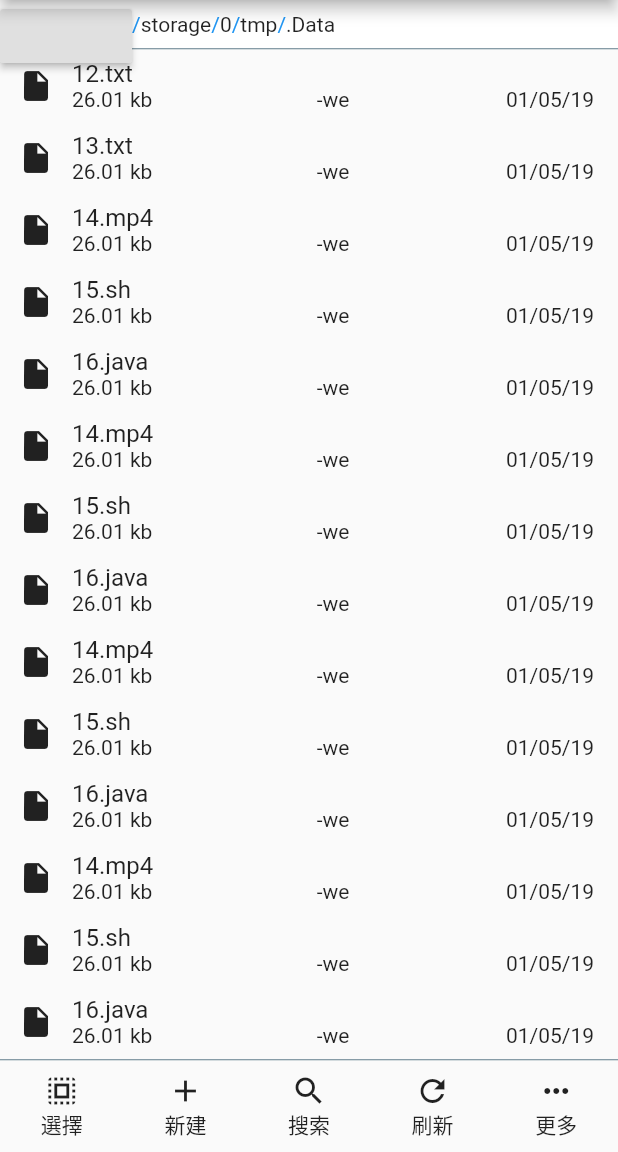
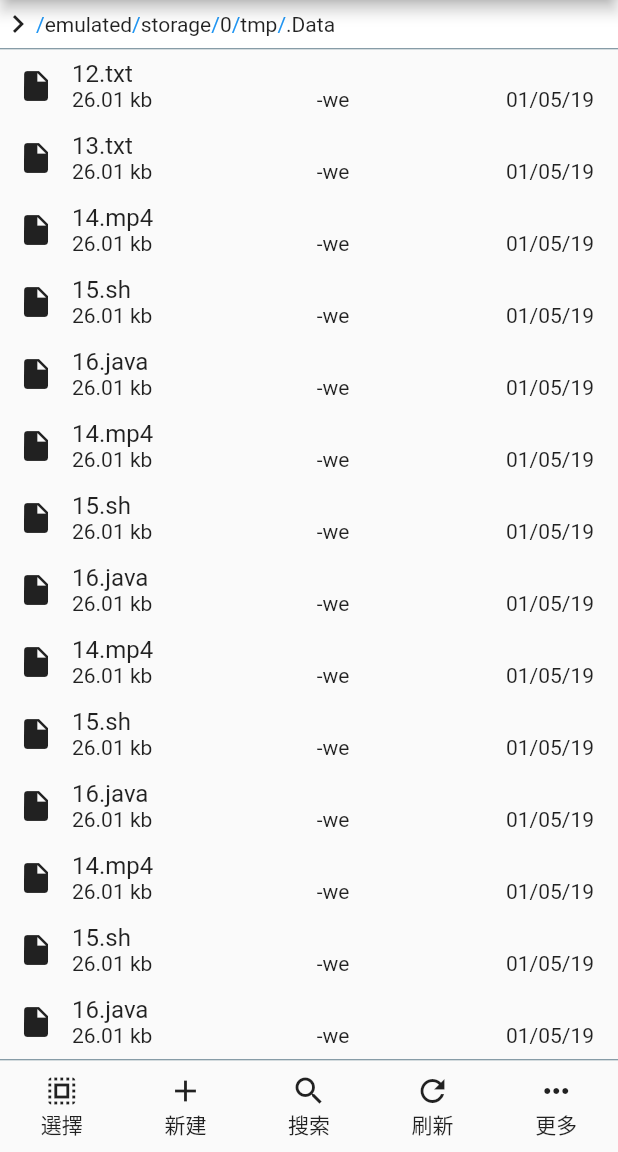
Before and after one commit to CreeperSan/FileManager, a Flutter app: the screen it shows after launch, on a phone screen of 412 x 824 dp, the part 84-1236 px from its top. Run offline on Flutter 3.47's test engine with Material 2 defaults, Android fonts, the light colour scheme and no system bars; our stand-ins replace fluttertoast.

Commit message:
[Update] Coding

```diff
--- a/lib/Widget/Dialog/BaseDialog.dart
+++ b/lib/Widget/Dialog/BaseDialog.dart
@@ -2,4 +2,6 @@ import 'package:flutter/material.dart';
 
 class BaseDialog extends Dialog{
 
+
+
 }
--- a/lib/Widget/Page/Pagers/FilePager.dart
+++ b/lib/Widget/Page/Pagers/FilePager.dart
@@ -1,6 +1,8 @@
 import 'package:flutter/material.dart';
 import 'package:file_manager/Collection/StackCollection.dart';
 import 'package:file_manager/Widget/Page/Pagers/BasePager.dart';
+import 'package:file_manager/Widget/Dialog/CreateFileDirectoryDialog.dart';
+import 'dart:async';
 
 class FilePager extends BasePager{
 
@@ -22,6 +24,12 @@ class FilePager extends BasePager{
 }
 
 class _FilePagerState extends State<FilePager>{
+  static const int _stateIdle = 0;
+  static const int _stateSuccess = 1;
+  static const int _stateRefreshing = 2;
+  static const int _stateSearching = 3;
+
+  int currentState = _stateSuccess;
 
 
   @override
@@ -44,7 +52,23 @@ class _FilePagerState extends State<FilePager>{
           ]))
         ])),
         Divider(height: 1, color: Colors.blueGrey),
-        Expanded(child: ListView(children: <Widget>[
+        Expanded(child: _getContentWidget()),
+        Divider(height: 1, color: Colors.blueGrey),
+        Row(children: <Widget>[
+          _getBottomButton("選擇", Icons.select_all, _onSelectTap),
+          _getBottomButton("新建", Icons.add, _onNewTap),
+          _getBottomButton("搜索", Icons.search, _onSearchTap),
+          _getBottomButton("刷新", Icons.refresh, _onRefreshTap),
+          _getBottomButton("更多", Icons.more_horiz, _onMoreTap),
+        ])
+      ])),
+    ]);
+  }
+
+  Widget _getContentWidget(){
+    switch(currentState){
+      case _stateSuccess:
+        return ListView(children: <Widget>[
           Column(mainAxisAlignment: MainAxisAlignment.center, children: <Widget>[
             _getFileItemWidget("12.txt", "26.01 kb", "-we", "01/05/19"),
             _getFileItemWidget("13.txt", "26.01 kb", "-we", "01/05/19"),
@@ -67,28 +91,83 @@ class _FilePagerState extends State<FilePager>{
             _getFileItemWidget("15.sh", "26.01 kb", "-we", "01/05/19"),
             _getFileItemWidget("16.java", "26.01 kb", "-we", "01/05/19"),
           ])
-        ])),
-        Divider(height: 1, color: Colors.blueGrey),
-        Row(children: <Widget>[
-          _getBottomButton("選擇", Icons.select_all),
-          _getBottomButton("新建", Icons.add),
-          _getBottomButton("搜索", Icons.search),
-          _getBottomButton("刷新", Icons.refresh),
-          _getBottomButton("更多", Icons.more_horiz),
-        ])
-      ])),
-      RaisedButton(onPressed: ()=>{
-        showDialog(
-            context: context,
-            builder: _getCreateDialog
-        )
-      })
-    ]);
+        ]);
+      case _stateRefreshing:
+        return Column(mainAxisSize: MainAxisSize.max, mainAxisAlignment: MainAxisAlignment.center,crossAxisAlignment: CrossAxisAlignment.center, children: <Widget>[
+          CircularProgressIndicator(),
+          Container(height: 12),
+          Text("正在讀取文件列表...")
+        ]);
+      default:
+        return Center(child: Text("Idle..."));
+    }
   }
 
   /// 點擊事件
-  void _onMorePress(){
-    print("onMenuPressed()");
+  void _onSelectTap(){
+
+  }
+
+  void _onNewTap(){
+    showDialog(
+        context: context,
+        builder: (context){
+          const FILE_TYPE_FILE = 0;
+          const FILE_TYPE_DIRECTORY = 1;
+          int fileType = FILE_TYPE_FILE;
+          String dialogTitle = "創建文件";
+
+          return StatefulBuilder(builder: (context, state){
+            void onValueChange(int value){
+              print("value -> $value");
+              state(() {
+                fileType = value;
+                switch(fileType){
+                  case FILE_TYPE_FILE :
+                    dialogTitle = "創建文件";
+                    break;
+                  case FILE_TYPE_DIRECTORY :
+                    dialogTitle = "創建文件夾";
+                    break;
+                }
+              });
+            }
+
+            return AlertDialog(
+              title: Text(dialogTitle),
+              content: SingleChildScrollView(child: ListBody(children: <Widget>[
+                Container(height: 30, child: Row(children: <Widget>[
+                  Expanded(child: RadioListTile(title: Text("文件"), value: FILE_TYPE_FILE, groupValue: fileType, onChanged: onValueChange)),
+                  Expanded(child: RadioListTile(title: Text("文件夾"), value: FILE_TYPE_DIRECTORY, groupValue: fileType, onChanged: onValueChange)),
+                ])),
+                TextField(decoration: InputDecoration(
+                    labelText: "請輸入名稱"
+                )),
+              ])),
+              actions: <Widget>[
+                FlatButton(child: Text("創建"), onPressed: ()=>{
+                  Navigator.of(context).pop()
+                })
+              ],
+            );
+          });
+        }
+    );
+  }
+
+  void _onSearchTap(){
+
+  }
+
+  void _onRefreshTap(){
+    setState(() { currentState = _stateRefreshing; });
+    new Future.delayed(Duration(seconds: 1), ()=>{
+      setState(() { currentState = _stateSuccess; })
+    });
+  }
+
+  void _onMoreTap(){
+
   }
 
   Widget _getFileItemWidget(String fileName, String fileSize, String permission, String time){
@@ -114,26 +193,25 @@ class _FilePagerState extends State<FilePager>{
     ]);
   }
 
-  Widget _getBottomButton(String name, IconData icon){
-    return Expanded(child: Padding(padding: EdgeInsets.symmetric(vertical: 8, horizontal: 16), child: Column(children: <Widget>[
-      Icon(icon),
-      Text(name)
-    ])));
+  Widget _getBottomButton(String name, IconData icon, Function onTab) {
+    return Expanded(child: GestureDetector(onTap: onTab,
+        child: Padding(
+            padding: EdgeInsets.symmetric(vertical: 8, horizontal: 16),
+            child: Column(children: <Widget>[Icon(icon), Text(name)]))));
   }
 
   Widget _getCreateDialog(BuildContext context){
-    return StatefulBuilder(builder: (context, mSetState){
-      final FILE_TYPE_FILE = 0;
-      final FILE_TYPE_DIRECTORY = 1;
-      int fileType = FILE_TYPE_FILE;
-      String dialogTitle = "創建文件";
+    final FILE_TYPE_FILE = 0;
+    final FILE_TYPE_DIRECTORY = 1;
+    int fileType = FILE_TYPE_FILE;
+    String dialogTitle = "創建";
 
-      void Function(int value) onValueChange = (int value){
+    return StatefulBuilder(builder: (context, state){
+
+      void onValueChange(int value){
         print("select -> $value");
-        mSetState(() {
-          dialogTitle = value.toString();
-        });
-      };
+        state(() {});
+      }
 
       return AlertDialog(
         title: Text(dialogTitle),
@@ -141,7 +219,12 @@ class _FilePagerState extends State<FilePager>{
           Row(children: <Widget>[
             Expanded(child: RadioListTile(title: Text("文件"), value: FILE_TYPE_FILE, groupValue: fileType, onChanged: onValueChange)),
             Expanded(child: RadioListTile(title: Text("文件夾"), value: FILE_TYPE_DIRECTORY, groupValue: fileType, onChanged: onValueChange)),
+            Expanded(child: RadioListTile(title: Text("???"), value: 3, groupValue: fileType, onChanged: (value){
+              fileType++;
+              fileType = fileType~/3;
+            })),
           ]),
+          Text(fileType.toString()),
           TextField(decoration: InputDecoration(
               labelText: "請輸入名稱"
           )),
```
